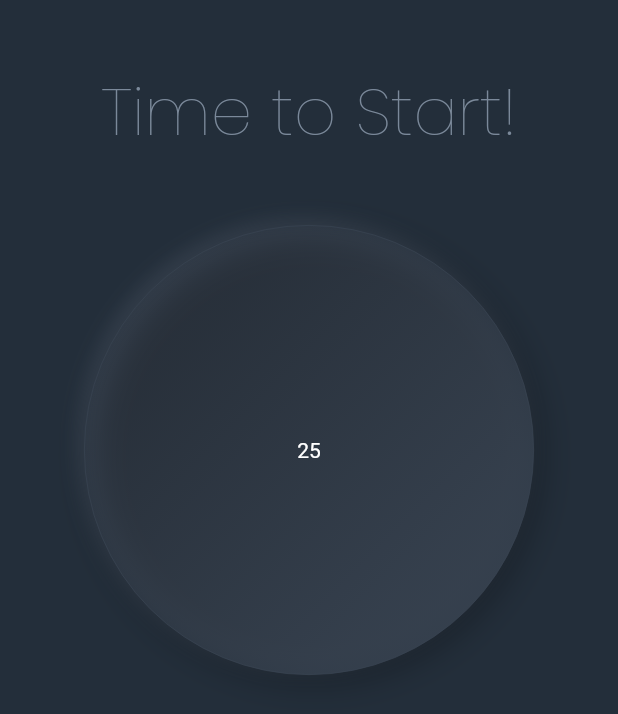
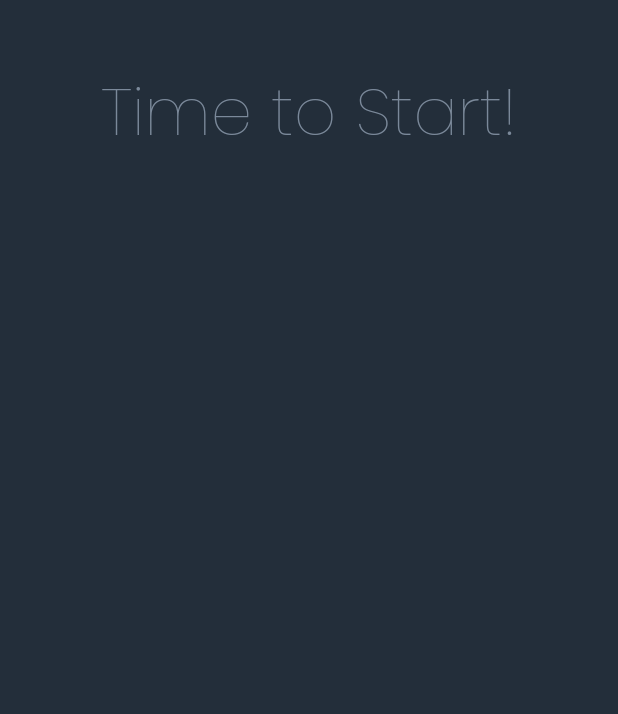
Before and after one commit to AbhinavRobinson/flutter-timer, a Flutter app: the screen it shows after launch, on a phone screen of 412 x 824 dp. Shown: the top 714 px of the screen. Run offline on Flutter 3.47's test engine with Material 2 defaults, Android fonts, the phone set to English and light mode, and no system bars; our stand-ins replace google_fonts; statements that could not run were skipped.

```diff
--- a/lib/main.dart
+++ b/lib/main.dart
@@ -14,6 +14,7 @@ class MyApp extends StatelessWidget {
       debugShowCheckedModeBanner: false,
       title: 'Pomodoro Timer',
       theme: ThemeData(
+        primaryColor: Color.fromRGBO(35, 46, 58, 1),
         visualDensity: VisualDensity.adaptivePlatformDensity,
       ),
       home: HomeScreen(),
--- a/lib/screens/home_screen.dart
+++ b/lib/screens/home_screen.dart
@@ -7,7 +7,7 @@ class HomeScreen extends StatelessWidget {
   Widget build(BuildContext context) {
     return Container(
       child: Scaffold(
-        backgroundColor: Color.fromRGBO(35, 46, 58, 1),
+        backgroundColor: Theme.of(context).primaryColor,
         appBar: AppBar(
           automaticallyImplyLeading: false,
           elevation: 0.0,
--- a/lib/widgets/clock.dart
+++ b/lib/widgets/clock.dart
@@ -12,48 +12,7 @@ class _ClockState extends State<Clock> {
   Widget build(BuildContext context) {
     return Center(
       child: Container(
-        height: 300.0,
-        width: 300.0,
-        decoration: BoxDecoration(
-          gradient: LinearGradient(
-              begin: Alignment.topLeft,
-              end: Alignment.bottomRight,
-              colors: [
-                Color.fromARGB(0, 56, 67, 81),
-                Color.fromARGB(25, 56, 67, 81),
-                Color.fromARGB(200, 56, 67, 81),
-                Color.fromARGB(255, 56, 67, 81),
-              ],
-              stops: [
-                0.1,
-                0.25,
-                0.75,
-                1,
-              ]),
-          boxShadow: [
-            BoxShadow(
-              color: Color.fromRGBO(56, 67, 81, 1),
-              blurRadius: 10.0,
-              offset: Offset(-4.0, -4.0),
-            ),
-            BoxShadow(
-              color: Color.fromRGBO(0, 0, 0, 0.3),
-              blurRadius: 20.0,
-              offset: Offset(4.0, 4.0),
-            ),
-          ],
-          border:
-              Border.all(color: Color.fromARGB(255, 56, 67, 81), width: 0.5),
-          borderRadius: BorderRadius.circular(300.0),
-        ),
-        child: Center(
-          child: Text(
-            '25',
-            style: TextStyle(
-              color: Colors.white,
-            ),
-          ),
-        ),
+        color: Theme.of(context).primaryColor,
       ),
     );
   }
--- a/pubspec.yaml
+++ b/pubspec.yaml
@@ -8,10 +8,11 @@ environment:
   sdk: ">=2.7.0 <3.0.0"
 
 dependencies:
-  google_fonts: ^1.1.2
   flutter:
     sdk: flutter
 
+  google_fonts: ^1.1.2
+  clay_containers: ^0.2.3
   cupertino_icons: ^1.0.0
 
 dev_dependencies:
```
Also changed, not shown: pubspec.lock.
